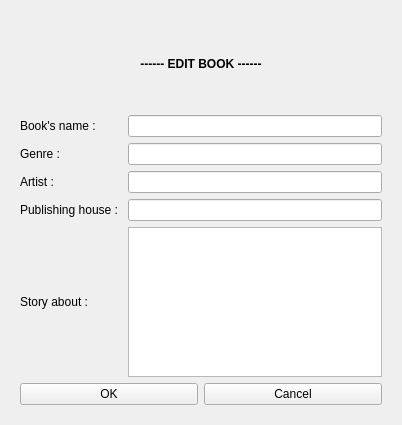
Above: bookmanagement.ui from huylenguyen806/ASS2 before the change. Below: the same form after it.
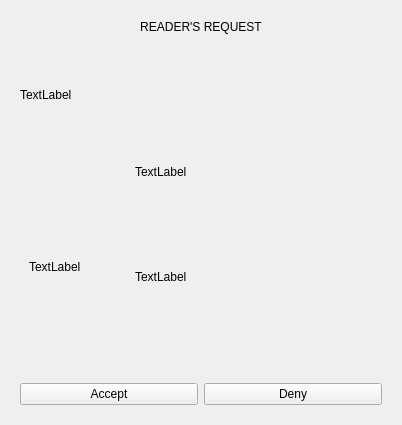
That is the form after the change.

```diff
--- a/bookmanagement.ui
+++ b/bookmanagement.ui
@@ -17,7 +17,7 @@
    <item>
     <widget class="QStackedWidget" name="stackedWidget">
      <property name="currentIndex">
-      <number>0</number>
+      <number>2</number>
      </property>
      <widget class="QWidget" name="edit_book">
       <layout class="QVBoxLayout" name="verticalLayout_3">
@@ -237,6 +237,91 @@
        </item>
       </layout>
      </widget>
+     <widget class="QWidget" name="librarian_noti">
+      <layout class="QVBoxLayout" name="verticalLayout_9">
+       <item>
+        <layout class="QVBoxLayout" name="verticalLayout_8">
+         <item>
+          <widget class="QLabel" name="label_13">
+           <property name="styleSheet">
+            <string notr="true">font: 24pt &quot;Myriad Pro&quot;;</string>
+           </property>
+           <property name="text">
+            <string>&lt;html&gt;&lt;head/&gt;&lt;body&gt;&lt;p align=&quot;center&quot;&gt;READER'S REQUEST&lt;/p&gt;&lt;/body&gt;&lt;/html&gt;</string>
+           </property>
+          </widget>
+         </item>
+         <item>
+          <layout class="QVBoxLayout" name="verticalLayout_7" stretch="1,2">
+           <item>
+            <widget class="QLabel" name="user_info">
+             <property name="text">
+              <string>TextLabel</string>
+             </property>
+            </widget>
+           </item>
+           <item>
+            <widget class="QWidget" name="widget" native="true">
+             <layout class="QHBoxLayout" name="horizontalLayout_3">
+              <item>
+               <widget class="QLabel" name="book_image">
+                <property name="maximumSize">
+                 <size>
+                  <width>100</width>
+                  <height>125</height>
+                 </size>
+                </property>
+                <property name="text">
+                 <string>TextLabel</string>
+                </property>
+               </widget>
+              </item>
+              <item>
+               <layout class="QVBoxLayout" name="verticalLayout_6" stretch="0,1">
+                <item>
+                 <widget class="QLabel" name="book_name">
+                  <property name="text">
+                   <string>TextLabel</string>
+                  </property>
+                 </widget>
+                </item>
+                <item>
+                 <widget class="QLabel" name="book_info">
+                  <property name="text">
+                   <string>TextLabel</string>
+                  </property>
+                 </widget>
+                </item>
+               </layout>
+              </item>
+             </layout>
+            </widget>
+           </item>
+          </layout>
+         </item>
+        </layout>
+       </item>
+       <item>
+        <layout class="QHBoxLayout" name="horizontalLayout_4">
+         <item>
+          <widget class="QPushButton" name="accept_button">
+           <property name="text">
+            <string>Accept</string>
+           </property>
+          </widget>
+         </item>
+         <item>
+          <widget class="QPushButton" name="deny_button">
+           <property name="text">
+            <string>Deny</string>
+           </property>
+          </widget>
+         </item>
+        </layout>
+       </item>
+      </layout>
+     </widget>
+     <widget class="QWidget" name="order_book"/>
     </widget>
    </item>
   </layout>
```
